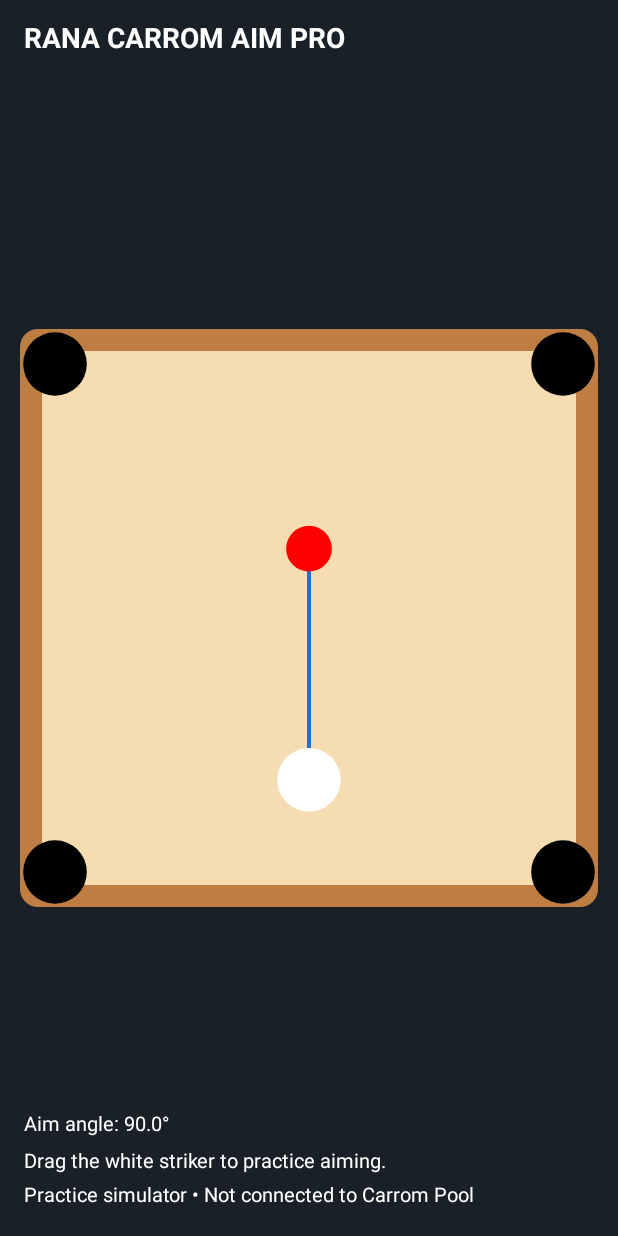
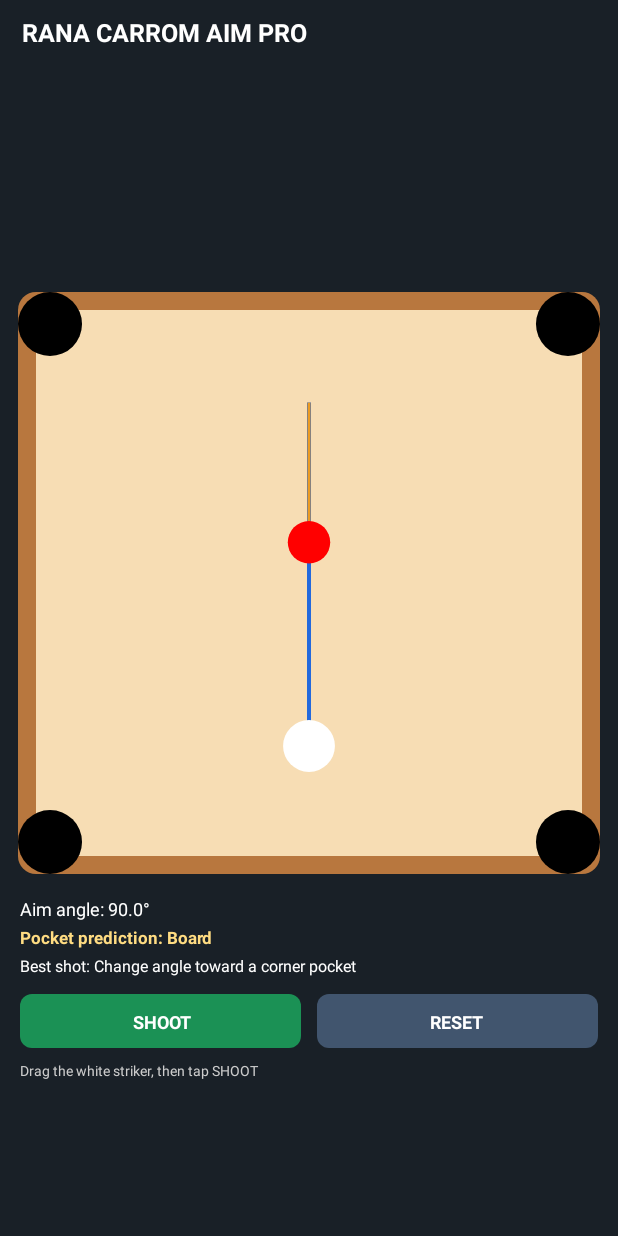
Before and after one commit to ranakundu551-del/RANA-CARROM-AIM-PRO, an Android app: the screen it shows after launch (MainActivity), on a phone screen of 412 x 824 dp. Run offline under Robolectric (Android 15) with nearby library versions, the phone set to English and light mode, and no system bars.

Commit message:
Add practice physics and pocket guidance

```diff
--- a/app/src/main/java/com/rana/carromaimpro/MainActivity.java
+++ b/app/src/main/java/com/rana/carromaimpro/MainActivity.java
@@ -5,9 +5,11 @@ import android.os.Bundle;
 import android.graphics.Canvas;
 import android.graphics.Paint;
 import android.graphics.Color;
+import android.graphics.RectF;
 import android.view.MotionEvent;
 import android.view.View;
 import android.graphics.Typeface;
+import java.util.Locale;
 
 public class MainActivity extends Activity {
     @Override public void onCreate(Bundle state) {
@@ -16,42 +18,136 @@ public class MainActivity extends Activity {
     }
 
     class BoardView extends View {
-        Paint p = new Paint(3);
-        float sx, sy, tx, ty;
-        boolean dragging = false;
-        BoardView() { super(MainActivity.this); }
-        void circle(Canvas c, float x, float y, float r, int color) {
-            p.setColor(color); p.setStyle(Paint.Style.FILL); c.drawCircle(x,y,r,p);
+        Paint p = new Paint(Paint.ANTI_ALIAS_FLAG);
+        float left, top, size, pocketR, ballR;
+        float sx, sy, tx, ty, svx=0, svy=0, tvx=0, tvy=0;
+        boolean initialized=false, dragging=false, moving=false, pocketed=false;
+        RectF shootButton=new RectF(), resetButton=new RectF();
+        String status="Drag the white striker, then tap SHOOT";
+        BoardView(){ super(MainActivity.this); setLayerType(View.LAYER_TYPE_SOFTWARE,null); }
+
+        void fill(Paint paint,int color){paint.setColor(color);paint.setStyle(Paint.Style.FILL);}
+        void circle(Canvas c,float x,float y,float r,int color){
+            fill(p,color); c.drawCircle(x,y,r,p);
         }
-        @Override protected void onDraw(Canvas c) {
-            super.onDraw(c);
-            float w=getWidth(), h=getHeight();
-            c.drawColor(Color.rgb(25,32,39));
-            p.setColor(Color.WHITE); p.setTextSize(28); p.setTypeface(Typeface.DEFAULT_BOLD);
-            c.drawText("RANA CARROM AIM PRO", 24, 48, p);
-            float size=Math.min(w-40,h-240), left=(w-size)/2, top=(h-size)/2;
-            p.setColor(Color.rgb(190,126,67)); c.drawRoundRect(left,top,left+size,top+size,18,18,p);
-            p.setColor(Color.rgb(246,220,177)); c.drawRoundRect(left+22,top+22,left+size-22,top+size-22,12,12,p);
-            float r=size*.055f;
-            circle(c,left+35,top+35,r,Color.BLACK); circle(c,left+size-35,top+35,r,Color.BLACK);
-            circle(c,left+35,top+size-35,r,Color.BLACK); circle(c,left+size-35,top+size-35,r,Color.BLACK);
-            if(sx==0){sx=w/2;sy=top+size*.78f;tx=w/2;ty=top+size*.38f;}
-            p.setColor(Color.rgb(40,110,210)); p.setStrokeWidth(4); p.setStyle(Paint.Style.STROKE);
-            c.drawLine(sx,sy,tx,ty,p); p.setStyle(Paint.Style.FILL);
-            circle(c,tx,ty,r*.72f,Color.RED); circle(c,sx,sy,r,Color.WHITE);
-            double angle=Math.toDegrees(Math.atan2(sy-ty,tx-sx));
-            p.setColor(Color.WHITE); p.setTextSize(20); p.setTypeface(Typeface.DEFAULT);
-            c.drawText("Aim angle: "+String.format(java.util.Locale.US,"%.1f",angle)+"°",24,h-105,p);
-            c.drawText("Drag the white striker to practice aiming.",24,h-68,p);
-            c.drawText("Practice simulator • Not connected to Carrom Pool",24,h-34,p);
+        void text(Canvas c,String s,float x,float y,float sizeText,int color,boolean bold){
+            fill(p,color); p.setTextSize(sizeText); p.setTypeface(bold?Typeface.DEFAULT_BOLD:Typeface.DEFAULT); c.drawText(s,x,y,p);
         }
-        @Override public boolean onTouchEvent(MotionEvent e) {
-            float x=e.getX(), y=e.getY();
-            if(e.getAction()==MotionEvent.ACTION_DOWN || e.getAction()==MotionEvent.ACTION_MOVE) {
-                if(e.getAction()==MotionEvent.ACTION_DOWN || dragging) { sx=x; sy=y; dragging=true; invalidate(); }
+        void setup(){
+            float w=getWidth(),h=getHeight();
+            size=Math.min(w-36,h-330);
+            size=Math.max(260,size);
+            left=(w-size)/2f; top=(h-size)/2f-35;
+            pocketR=size*.055f; ballR=size*.027f;
+            if(!initialized){sx=w/2;sy=top+size*.78f;tx=w/2;ty=top+size*.43f;initialized=true;}
+            sx=clamp(sx,left+size*.12f,left+size*.88f);
+            sy=clamp(sy,top+size*.12f,top+size*.88f);
+            tx=clamp(tx,left+size*.12f,left+size*.88f);
+            ty=clamp(ty,top+size*.12f,top+size*.88f);
+        }
+        float clamp(float v,float a,float b){return Math.max(a,Math.min(b,v));}
+        @Override protected void onDraw(Canvas c){
+            super.onDraw(c); c.drawColor(Color.rgb(25,32,39)); setup();
+            text(c,"RANA CARROM AIM PRO",22,42,25,Color.WHITE,true);
+            fill(p,Color.rgb(184,119,62)); c.drawRoundRect(left,top,left+size,top+size,18,18,p);
+            fill(p,Color.rgb(247,221,180)); c.drawRoundRect(left+18,top+18,left+size-18,top+size-18,10,10,p);
+            float pr=pocketR;
+            circle(c,left+pr,top+pr,pr,Color.BLACK);circle(c,left+size-pr,top+pr,pr,Color.BLACK);
+            circle(c,left+pr,top+size-pr,pr,Color.BLACK);circle(c,left+size-pr,top+size-pr,pr,Color.BLACK);
+
+            float dx=tx-sx,dy=ty-sy,dist=(float)Math.hypot(dx,dy);
+            if(dist>1 && !pocketed){
+                float ux=dx/dist,uy=dy/dist;
+                p.setColor(Color.rgb(35,105,220));p.setStrokeWidth(4);p.setStyle(Paint.Style.STROKE);
+                c.drawLine(sx,sy,tx+ux*size*.24f,ty+uy*size*.24f,p);p.setStyle(Paint.Style.FILL);
+                drawPrediction(c,ux,uy);
+            }
+            if(!pocketed) circle(c,tx,ty,ballR*1.35f,Color.RED);
+            circle(c,sx,sy,ballR*1.65f,Color.WHITE);
+
+            double angle=Math.toDegrees(Math.atan2(-dy,dx)); if(angle<0)angle+=360;
+            text(c,String.format(Locale.US,"Aim angle: %.1f°",angle),20,top+size+42,18,Color.WHITE,false);
+            text(c,"Pocket prediction: "+(pocketed?"Potted!":predictionName()),20,top+size+70,17,Color.rgb(255,220,130),true);
+            text(c,"Best shot: "+bestShot(),20,top+size+98,16,Color.WHITE,false);
+            float by=top+size+120;
+            shootButton.set(20,by, getWidth()/2f-8,by+54);
+            resetButton.set(getWidth()/2f+8,by,getWidth()-20,by+54);
+            fill(p,Color.rgb(27,145,85));c.drawRoundRect(shootButton,12,12,p);
+            fill(p,Color.rgb(65,85,110));c.drawRoundRect(resetButton,12,12,p);
+            text(c,"SHOOT",shootButton.left+shootButton.width()/2-28,by+35,18,Color.WHITE,true);
+            text(c,"RESET",resetButton.left+resetButton.width()/2-28,by+35,18,Color.WHITE,true);
+            text(c,status,20,by+82,14,Color.LTGRAY,false);
+            if(moving) postInvalidateDelayed(16);
+        }
+        void drawPrediction(Canvas c,float ux,float uy){
+            float ex=tx+ux*size*.24f,ey=ty+uy*size*.24f;
+            p.setColor(Color.rgb(235,155,35));p.setStrokeWidth(3);p.setStyle(Paint.Style.STROKE);
+            c.drawLine(tx,ty,ex,ey,p);p.setStyle(Paint.Style.FILL);
+        }
+        String predictionName(){
+            if(pocketed)return "Potted";
+            float ux=tx-sx,uy=ty-sy,d=(float)Math.hypot(ux,uy);if(d<1)return "Adjust aim";
+            ux/=d;uy/=d;
+            float best=Float.MAX_VALUE;String name="Board";
+            float[][] pts={{left+pocketR,top+pocketR},{left+size-pocketR,top+pocketR},{left+pocketR,top+size-pocketR},{left+size-pocketR,top+size-pocketR}};
+            String[] names={"Top-left","Top-right","Bottom-left","Bottom-right"};
+            for(int i=0;i<4;i++){
+                float vx=pts[i][0]-tx,vy=pts[i][1]-ty;
+                float t=vx*ux+vy*uy;
+                float perp=Math.abs(vx*uy-vy*ux);
+                if(t>0 && perp< size*.18f && t<best){best=t;name=names[i];}
+            }
+            return name;
+        }
+        String bestShot(){
+            String pocket=predictionName();
+            if(pocket.equals("Board"))return "Change angle toward a corner pocket";
+            return "Aim toward "+pocket;
+        }
+        void shoot(){
+            if(moving)return;
+            float dx=tx-sx,dy=ty-sy,d=(float)Math.hypot(dx,dy);
+            if(d<ballR*2){status="Move striker farther from the red coin";return;}
+            float power=Math.min(18f,d/12f);
+            svx=dx/d*power;svy=dy/d*power;moving=true;status="Shot in motion...";
+            postInvalidate();
+        }
+        void reset(){
+            sx=left+size/2;sy=top+size*.78f;tx=left+size/2;ty=top+size*.43f;
+            svx=svy=tvx=tvy=0;moving=false;pocketed=false;status="Board reset. Set your next aim.";
+            invalidate();
+        }
+        void step(){
+            if(!moving)return;
+            sx+=svx;sy+=svy;tx+=tvx;ty+=tvy;
+            svx*=.985f;svy*=.985f;tvx*=.985f;tvy*=.985f;
+            float minX=left+ballR*2,maxX=left+size-ballR*2,minY=top+ballR*2,maxY=top+size-ballR*2;
+            if(sx<minX||sx>maxX){svx=-svx*.72f;sx=clamp(sx,minX,maxX);}
+            if(sy<minY||sy>maxY){svy=-svy*.72f;sy=clamp(sy,minY,maxY);}
+            if(tx<minX||tx>maxX){tvx=-tvx*.72f;tx=clamp(tx,minX,maxX);}
+            if(ty<minY||ty>maxY){tvy=-tvy*.72f;ty=clamp(ty,minY,maxY);}
+            float dx=tx-sx,dy=ty-sy,d=(float)Math.hypot(dx,dy);
+            if(d<ballR*3 && d>0){
+                float nx=dx/d,ny=dy/d;
+                float impulse=(svx*nx+svy*ny);
+                if(impulse>0){tvx+=nx*impulse*.9f;tvy+=ny*impulse*.9f;svx*=.25f;svy*=.25f;}
+            }
+            float[][] holes={{left+pocketR,top+pocketR},{left+size-pocketR,top+pocketR},{left+pocketR,top+size-pocketR},{left+size-pocketR,top+size-pocketR}};
+            for(float[] h:holes) if(Math.hypot(tx-h[0],ty-h[1])<pocketR*.72f){pocketed=true;moving=false;status="Great! Red coin reached a pocket.";return;}
+            if(Math.hypot(svx,svy)+Math.hypot(tvx,tvy)<.18f){moving=false;status="Shot finished. Adjust and try again.";}
+        }
+        @Override public boolean onTouchEvent(MotionEvent e){
+            float x=e.getX(),y=e.getY();
+            if(e.getAction()==MotionEvent.ACTION_DOWN){
+                if(shootButton.contains(x,y)){shoot();return true;}
+                if(resetButton.contains(x,y)){reset();return true;}
+                if(!moving && Math.hypot(x-sx,y-sy)<ballR*3.5f){dragging=true;return true;}
                 return true;
             }
-            if(e.getAction()==MotionEvent.ACTION_UP) { dragging=false; invalidate(); return true; }
+            if(e.getAction()==MotionEvent.ACTION_MOVE && dragging){
+                sx=clamp(x,left+size*.12f,left+size*.88f);sy=clamp(y,top+size*.12f,top+size*.88f);invalidate();return true;
+            }
+            if(e.getAction()==MotionEvent.ACTION_UP){dragging=false;return true;}
             return true;
         }
     }
```
